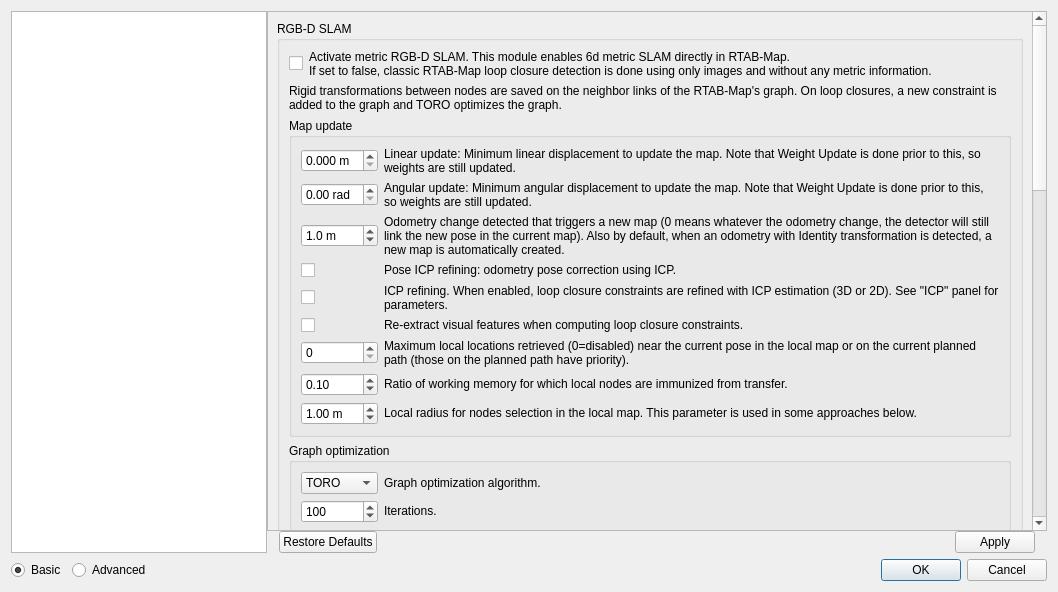
This is guilib/src/ui/preferencesDialog.ui in introlab/rtabmap as Qt 5 draws it before an edit. The edited form follows.
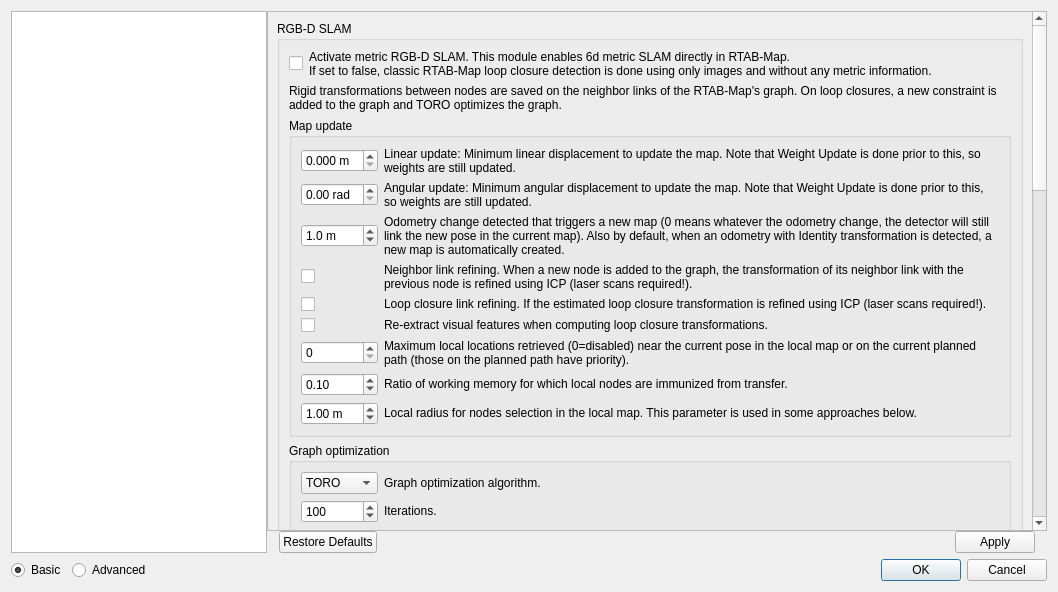
This is the edited form. The open tabs and pages were chosen to show the change. Icons and pictures are not drawn. Custom widgets are drawn as their Qt base class.

Commit message: Refactoring of some parameters (LocalLoopDetection* to Proximity*) and variables in code

The edit to the form file:
```diff
--- a/guilib/src/ui/preferencesDialog.ui
+++ b/guilib/src/ui/preferencesDialog.ui
@@ -63,9 +63,9 @@
           <property name="geometry">
            <rect>
             <x>0</x>
-            <y>0</y>
-            <width>755</width>
-            <height>1854</height>
+            <y>-1112</y>
+            <width>760</width>
+            <height>1802</height>
            </rect>
           </property>
           <layout class="QVBoxLayout" name="verticalLayout_16">
@@ -6935,7 +6935,7 @@
                        <item row="3" column="1">
                         <widget class="QLabel" name="label_scanMatching">
                          <property name="text">
-                          <string>Pose ICP refining: odometry pose correction using ICP.</string>
+                          <string>Neighbor link refining. When a new node is added to the graph, the transformation of its neighbor link with the previous node is refined using ICP (laser scans required!).</string>
                          </property>
                          <property name="wordWrap">
                           <bool>true</bool>
@@ -6987,7 +6987,7 @@
                        <item row="4" column="1">
                         <widget class="QLabel" name="label_scanMatching_8">
                          <property name="text">
-                          <string>ICP refining. When enabled, loop closure constraints are refined with ICP estimation (3D or 2D). See &quot;ICP&quot; panel for parameters.</string>
+                          <string>Loop closure link refining. If the estimated loop closure transformation is refined using ICP (laser scans required!).</string>
                          </property>
                          <property name="wordWrap">
                           <bool>true</bool>
@@ -7007,7 +7007,7 @@
                        <item row="5" column="1">
                         <widget class="QLabel" name="label_scanMatching_9">
                          <property name="text">
-                          <string>Re-extract visual features when computing loop closure constraints.</string>
+                          <string>Re-extract visual features when computing loop closure transformations.</string>
                          </property>
                          <property name="wordWrap">
                           <bool>true</bool>
```
Left out of the diff: 66 changed lines with no effect on the pictures. The commit also changes 13 other files.
